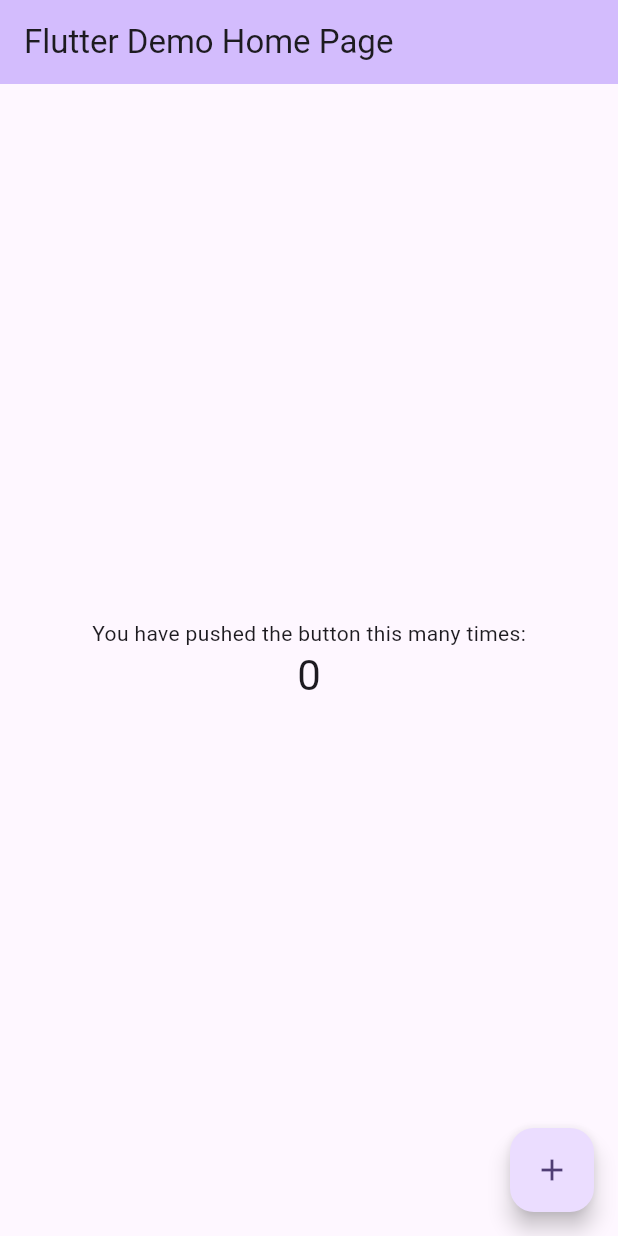
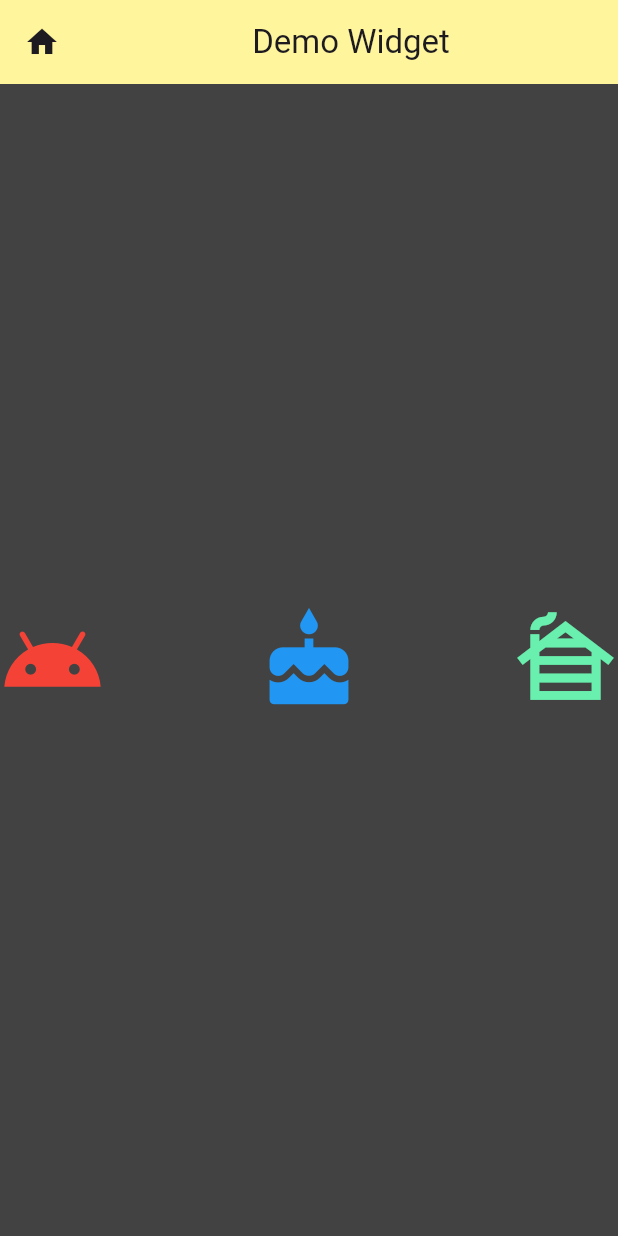
Before and after one commit to Paci16/TestForGithub, a Flutter app: the screen it shows after launch, on a phone screen of 412 x 824 dp. Run offline on Flutter 3.47's test engine with Material 3 defaults, Android fonts, the phone set to English and light mode, and no system bars.

Commit message:
first commit

```diff
--- a/lib/main.dart
+++ b/lib/main.dart
@@ -1,7 +1,14 @@
 import 'package:flutter/material.dart';
 
 void main() {
-  runApp(const MyApp());
+  runApp(
+    MaterialApp(
+      title: 'Demo',
+      home: Scaffold(
+        body: Demo2(),
+      ),
+    )
+  );
 }
 
 class MyApp extends StatelessWidget {
@@ -123,3 +130,45 @@
     );
   }
 }
+
+// pertemuan 3 widget
+class Demo2 extends StatelessWidget {
+  @override
+  Widget build(BuildContext context) {
+    return new Scaffold(
+      backgroundColor: Colors.grey[800],
+      appBar: new AppBar(
+        backgroundColor: Colors.yellow[200],
+        leading: new Icon(Icons.home),  //ini buat material icon
+        title: new Center(
+          child: new Text("Demo Widget")
+        ),
+      ),
+      body: new Container(
+        child: new Row(   //child g bisa lebih dari satu elemennya, makanya pake children
+          children: <Widget>[   //bisa nambahin beberapa elemen, kalo g ada ini, nanti g bisa keluar widget iconnya
+            new Icon(
+                Icons.android,
+                size: 70.0,
+                color: Colors.red,
+            ),
+            Expanded(
+              child: Align(
+                child: new Icon(
+                  Icons.cake,
+                  size: 70.0,
+                  color: Colors.blue,
+                ),
+              ),
+            ),
+            new Icon(
+              Icons.cabin,
+              size: 70.0,
+              color: Colors.greenAccent,
+            )
+          ],
+        ),
+      )
+    );
+  }
+}
```
Also changed, not shown: pubspec.lock.
